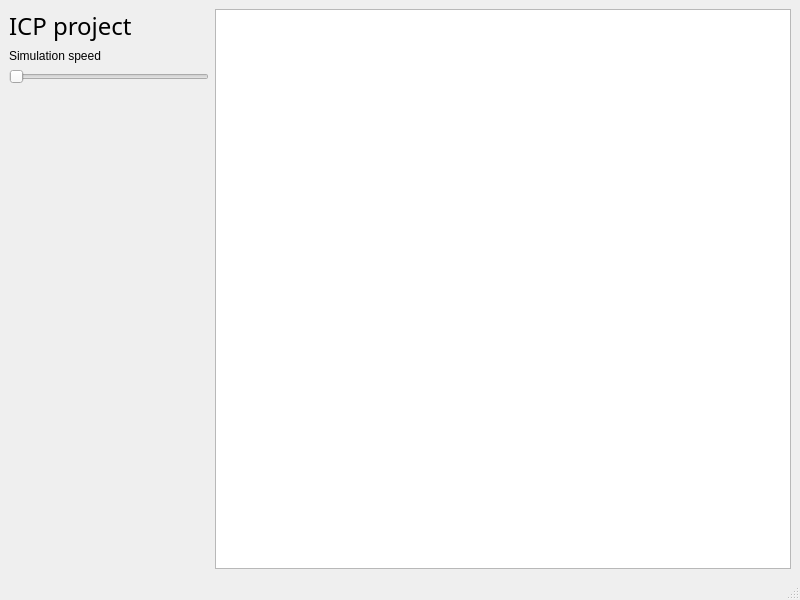
Qt form src/mainwindow.ui (jakubvsetecka/autonomous-robot-simulation) before a commit.
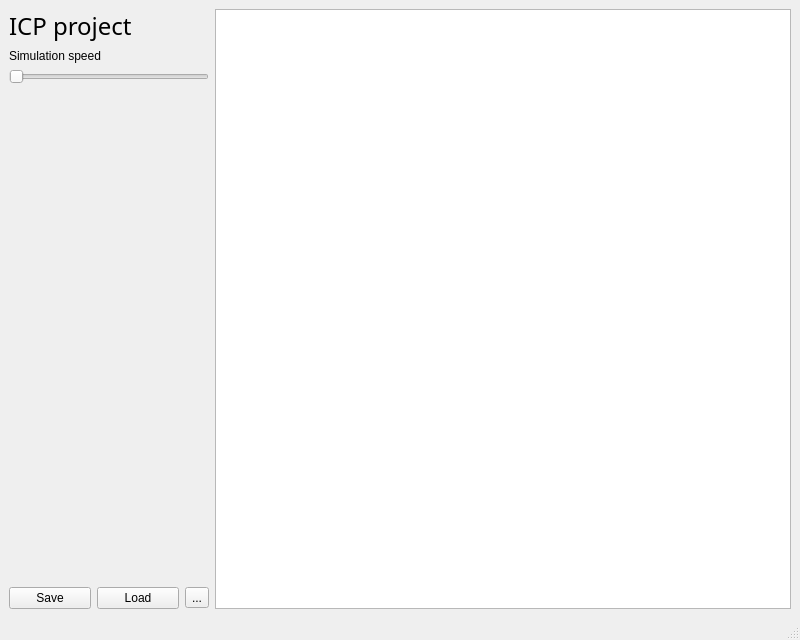
The same form after that commit. Custom widgets are drawn as their Qt base class.

Commit message: #6 feat: :construction: add PopupSaveWindow class and better json formating

```diff
--- a/src/mainwindow.ui
+++ b/src/mainwindow.ui
@@ -7,7 +7,7 @@
     <x>0</x>
     <y>0</y>
     <width>800</width>
-    <height>600</height>
+    <height>640</height>
    </rect>
   </property>
   <property name="windowTitle">
@@ -79,6 +79,31 @@
         </property>
        </spacer>
       </item>
+      <item>
+       <layout class="QHBoxLayout" name="horizontalLayout">
+        <item>
+         <widget class="QPushButton" name="saveButton">
+          <property name="text">
+           <string>Save</string>
+          </property>
+         </widget>
+        </item>
+        <item>
+         <widget class="QPushButton" name="loadButton">
+          <property name="text">
+           <string>Load</string>
+          </property>
+         </widget>
+        </item>
+        <item>
+         <widget class="QToolButton" name="toolButton">
+          <property name="text">
+           <string>...</string>
+          </property>
+         </widget>
+        </item>
+       </layout>
+      </item>
      </layout>
     </item>
     <item row="0" column="2">
```
Left out of the diff: 14 changed lines with no effect on the pictures. The commit also changes 10 other files.
